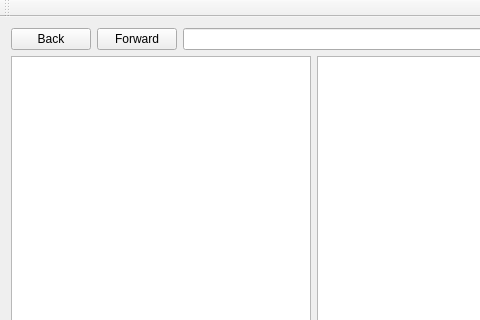
Qt form mainwindow.ui (phamngoctuan1995/QT-File-Explorer) before a commit; both pictures show x 0 to 480 and y 0 to 320 of the 1010 by 692 pixel window.
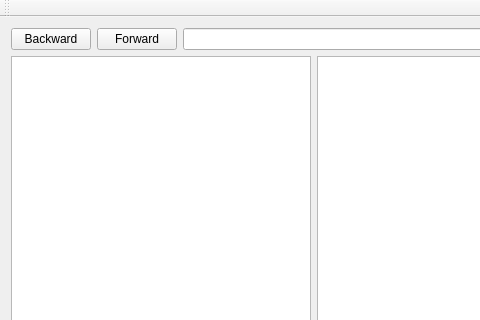
The same form after that commit.

What changed in the file:
```diff
--- a/mainwindow.ui
+++ b/mainwindow.ui
@@ -29,7 +29,7 @@
             <item>
              <widget class="QPushButton" name="btn_back">
               <property name="text">
-               <string>Back</string>
+               <string>Backward</string>
               </property>
              </widget>
             </item>
```
Left out of the diff: 28 changed lines with no effect on the pictures.
